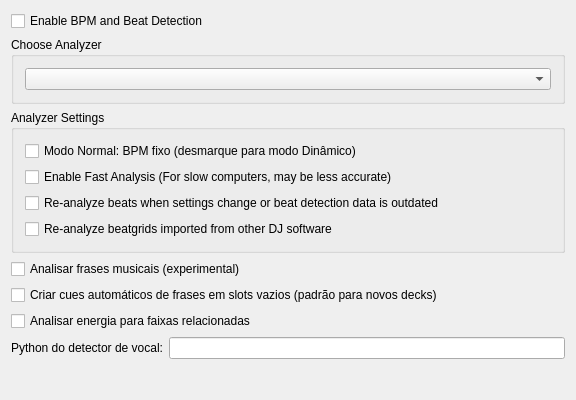
This is src/preferences/dialog/dlgprefbeatsdlg.ui in Thiagovilela2001/VILELABOX as Qt 5 draws it before an edit. The edited form follows.
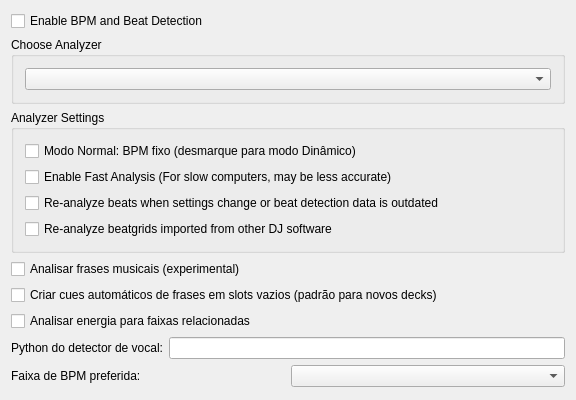
This is the edited form.

Commit message:
Grid: faixa de BPM preferida, como no rekordbox
BPM detectado abaixo da faixa é dobrado e acima é reduzido à metade,
mantendo a metade que contém o compasso 1. Escolha nas preferências de
BPM (58-115, 78-155, 98-195, 118-235 ou desligada; padrão 78-155).
Na biblioteca, Syredu estava em 70 BPM; com o padrão, vira 140.

What changed in the file:
```diff
--- a/src/preferences/dialog/dlgprefbeatsdlg.ui
+++ b/src/preferences/dialog/dlgprefbeatsdlg.ui
@@ -55,6 +55,20 @@
     </layout>
    </item>
    <item row="8" column="0">
+    <layout class="QHBoxLayout" name="layoutBpmRange">
+     <item>
+      <widget class="QLabel" name="labelBpmRange">
+       <property name="text"><string>Faixa de BPM preferida:</string></property>
+      </widget>
+     </item>
+     <item>
+      <widget class="QComboBox" name="comboBoxBpmRange">
+       <property name="toolTip"><string>Como no rekordbox: um BPM detectado fora da faixa é dobrado ou reduzido à metade (ex.: grime em 70 vira 140). Vale para novas análises.</string></property>
+      </widget>
+     </item>
+    </layout>
+   </item>
+   <item row="9" column="0">
     <spacer name="verticalSpacer">
      <property name="orientation">
       <enum>Qt::Vertical</enum>
```
The commit also changes 12 other files.
